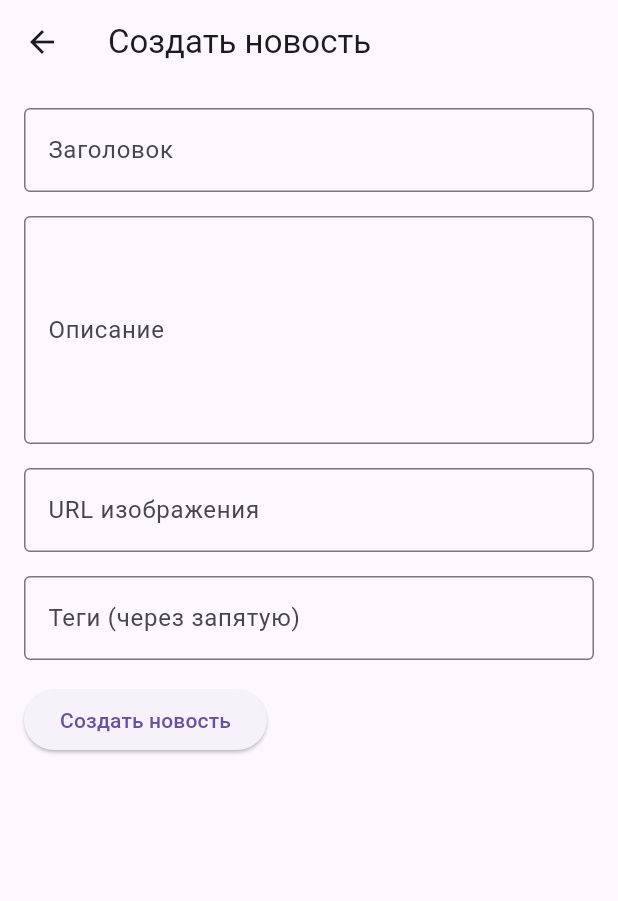
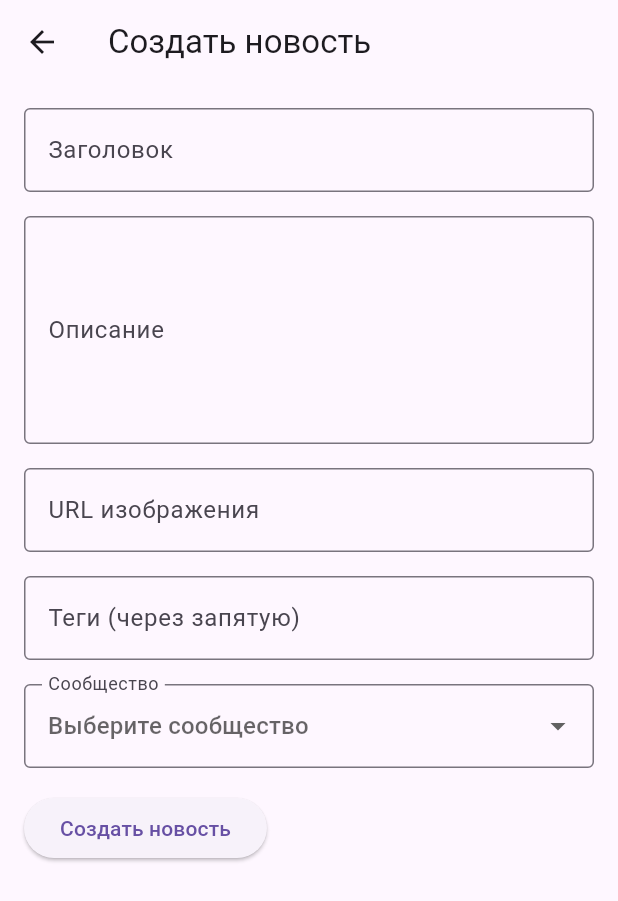
Before and after one commit to MiLTaH/TP_fronend_news_app, a Flutter app: the CreateNewsScreen screen opened by its route, on a phone screen of 412 x 824 dp. Shown: the top 901 px of the screen. Run offline on Flutter 3.47's test engine with Material 3 defaults, Android fonts, the phone set to English and light mode, and no system bars; our stand-ins replace jwt_decoder, shared_preferences; accounts and stored records are empty.

Commit message:
groups in create_news_screen

```diff
--- a/lib/create_news_screen.dart
+++ b/lib/create_news_screen.dart
@@ -13,6 +13,14 @@ class _CreateNewsScreenState extends State<CreateNewsScreen> {
   final TextEditingController _descriptionController = TextEditingController();
   final TextEditingController _imageUrlController = TextEditingController();
   final TextEditingController _tagsController = TextEditingController();
+
+  // Переменная для выбранного сообщества
+  String? _selectedCommunity;
+
+  // Список сообществ
+  final List<String> communities = [
+    'Сообщество 1', 'Сообщество 2', 'Сообщество 3'
+  ];
 
   @override
   void dispose() {
@@ -36,12 +44,16 @@ class _CreateNewsScreenState extends State<CreateNewsScreen> {
       print('Описание: $description');
       print('Изображение: $imageUrl');
       print('Теги: $tags');
+      print('Сообщество: $_selectedCommunity');
 
       // Очистить поля после отправки
       _titleController.clear();
       _descriptionController.clear();
       _imageUrlController.clear();
       _tagsController.clear();
+      setState(() {
+        _selectedCommunity = null; // Сбросить выбранное сообщество
+      });
     } else {
       // Выводим ошибку, если не все обязательные поля заполнены
       ScaffoldMessenger.of(context).showSnackBar(
@@ -103,6 +115,27 @@ class _CreateNewsScreenState extends State<CreateNewsScreen> {
               ),
               const SizedBox(height: 16),
 
+              DropdownButtonFormField<String>(
+              value: _selectedCommunity,
+              hint: const Text('Выберите сообщество'),
+              items: communities.map((community) {
+                return DropdownMenuItem<String>(
+                  value: community,
+                  child: Text(community),
+                );
+              }).toList(),
+              onChanged: (value) {
+                setState(() {
+                  _selectedCommunity = value;
+                });
+              },
+              decoration: const InputDecoration(
+                labelText: 'Сообщество',
+                border: OutlineInputBorder(),
+              ),
+            ),
+            const SizedBox(height: 16),
+
               // Кнопка отправки
               ElevatedButton(
                 onPressed: _createNews,
--- a/lib/main.dart
+++ b/lib/main.dart
@@ -10,7 +10,6 @@ import 'package:bigus_4/registration_screen.dart';
 import 'dart:ui'; // Для размытия
 import 'package:http/http.dart' as http;
 import 'dart:convert';
-import 'package:flutter/material.dart';
 import 'package:flutter_localizations/flutter_localizations.dart';
 import 'generated/l10n.dart';
 
```
